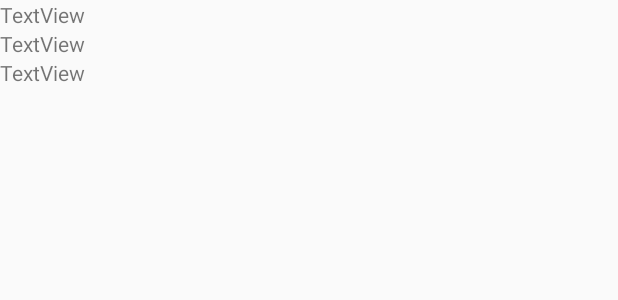
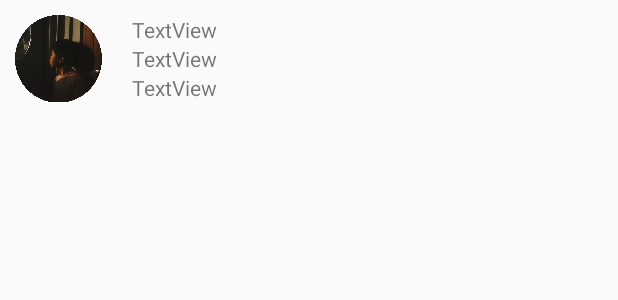
Before and after one commit to LengMingxuan/Android_finalExam, an Android app: the layout singlelistviewlayout.xml on its own in the app's theme, with its tools: preview values and no code run, on a phone screen of 412 x 824 dp. Shown: the top 300 px of the screen. Run offline under Robolectric (Android 15) with nearby library versions, the phone set to English and light mode, and no system bars.

Commit message:
新增了ListView显示头像的功能，新增了，清除所有的按钮

```diff
--- a/app/src/main/AndroidManifest.xml
+++ b/app/src/main/AndroidManifest.xml
@@ -9,7 +9,7 @@
         android:roundIcon="@mipmap/ic_launcher_round"
         android:supportsRtl="true"
         android:theme="@style/Theme.FinalExam">
-        <activity android:name=".AllKq_Activity"></activity>
+        <activity android:name=".AllKq_Activity" />
         <activity android:name=".EditItemInfoFrDb" />
         <activity android:name=".DetailedUserinfo_Activity" />
         <activity android:name=".firing_Activity">
--- a/app/src/main/java/com/lyulmx/finalexam/AllKq_Activity.java
+++ b/app/src/main/java/com/lyulmx/finalexam/AllKq_Activity.java
@@ -21,7 +21,7 @@ public class AllKq_Activity extends AppCompatActivity {
     MyOpenHelper helper = new MyOpenHelper(this);
     String[] AllClassWeek = new String[]{"Mon2","Mon3","Tues1","Tues2","Tues3","Tues4","Wen1",
             "Wen3","Wen4","Tur1","Tur2","Tur3","Fir1","Fir2"};
-    String[] StuName = new String[]{"冷鸣轩","张三"};
+    String[] StuName = new String[]{"冷鸣轩","张三","张小明","王小伙","鹰酱","王二麻"};
 
     int ii;
     @SuppressLint("WrongConstant")
@@ -40,7 +40,7 @@ public class AllKq_Activity extends AppCompatActivity {
         });
 
         db = helper.getReadableDatabase();
-        for (int i = 1; i <= 2; i++) {
+        for (int i = 1; i <= 6; i++) {
             cursor = db.rawQuery("select * from KQ where _id=?", new String[]{String.valueOf(i)});
             finalTvString += StuName[i-1] + ":<br>";
             if (cursor != null && cursor.getCount() > 0) {
@@ -66,5 +66,7 @@ public class AllKq_Activity extends AppCompatActivity {
             }
         }
         tvStuKQ.setText(HtmlCompat.fromHtml(finalTvString, Html.FROM_HTML_MODE_COMPACT));
+        cursor.close();
+        db.close();
     }
 }
--- a/app/src/main/java/com/lyulmx/finalexam/EditItemInfoFrDb.java
+++ b/app/src/main/java/com/lyulmx/finalexam/EditItemInfoFrDb.java
@@ -145,6 +145,7 @@ public class EditItemInfoFrDb extends AppCompatActivity implements RadioGroup.On
                 Intent intent = new Intent(EditItemInfoFrDb.this,MainActivity.class);
                 startActivity(intent);
                 finish();
+                db.close();
             }
         });
         //TODO: (Finished!)更新按钮按键监听事件
--- a/app/src/main/java/com/lyulmx/finalexam/MainActivity.java
+++ b/app/src/main/java/com/lyulmx/finalexam/MainActivity.java
@@ -37,6 +37,7 @@ public class MainActivity extends AppCompatActivity {
         btnAllQK = findViewById(R.id.btnAllQK);
         //TODO：(Finished!)链接控件与代码
 
+
         db = helper.getReadableDatabase();
         cursor = db.rawQuery("select * from users",null);
 
@@ -74,8 +75,8 @@ public class MainActivity extends AppCompatActivity {
 
         adapter= new SimpleAdapter(
                 this,list,R.layout.singlelistviewlayout,
-                new String[]{"_id","StuId","Stuname"},
-                new int[]{R.id.idStu,R.id.stuId,R.id.stuName});
+                new String[]{"_id","StuId","Stuname","tx"},
+                new int[]{R.id.idStu,R.id.stuId,R.id.stuName,R.id.userPhoto2});
         mainlv.setAdapter(adapter);
         //TODO：(Finished!)ListView 显示数据
     }
--- a/app/src/main/res/layout/activity_firing.xml
+++ b/app/src/main/res/layout/activity_firing.xml
@@ -16,6 +16,6 @@
         android:layout_gravity="right"
         android:gravity="center"
         android:background="@drawable/firingquickbutton"
-        android:text="3 | 跳过" />
+        android:text="2 | 跳过" />
 
 </LinearLayout>
--- a/app/src/main/res/layout/singlelistviewlayout.xml
+++ b/app/src/main/res/layout/singlelistviewlayout.xml
@@ -1,9 +1,32 @@
 <?xml version="1.0" encoding="utf-8"?>
 <LinearLayout xmlns:android="http://schemas.android.com/apk/res/android"
-    android:orientation="vertical"
+    xmlns:app="http://schemas.android.com/apk/res-auto"
+    android:orientation="horizontal"
     android:layout_width="match_parent"
     android:layout_height="match_parent">
 
+    <LinearLayout
+        android:layout_width="wrap_content"
+        android:layout_height="wrap_content"
+        android:padding="10dp">
+
+        <com.lyulmx.finalexam.RoundImageView
+            android:id="@+id/userPhoto2"
+            android:layout_width="wrap_content"
+            android:layout_height="wrap_content"
+            android:layout_gravity="center"
+            android:adjustViewBounds="true"
+            android:maxWidth="58dp"
+            android:maxHeight="58dp"
+            android:scaleType="fitCenter"
+            android:src="@drawable/tx1" />
+    </LinearLayout>
+
+    <LinearLayout
+        android:layout_width="wrap_content"
+        android:layout_height="wrap_content"
+        android:orientation="vertical"
+        android:padding="10dp">
         <TextView
             android:id="@+id/stuId"
             android:layout_width="match_parent"
@@ -23,3 +46,5 @@
             android:text="TextView" />
 
     </LinearLayout>
+
+</LinearLayout>
```
Also changed, not shown: app/src/main/java/com/lyulmx/finalexam/DetailedUserinfo_Activity.java (+33 -5 lines), app/src/main/java/com/lyulmx/finalexam/ProjectTools.java (+2 -13 lines), app/src/main/java/com/lyulmx/finalexam/firing_Activity.java (+4 -7 lines), app/src/main/res/layout/activity_detailed_userinfo.xml (+19 -6 lines), app/src/main/res/drawable/tx2.png (added), app/src/main/res/drawable/tx3.png (added), app/src/main/res/drawable/tx4.png (added), app/src/main/res/drawable/tx5.png (added), app/src/main/res/drawable/tx6.png (added). Lines whose indentation alone changed are shown as unchanged.
